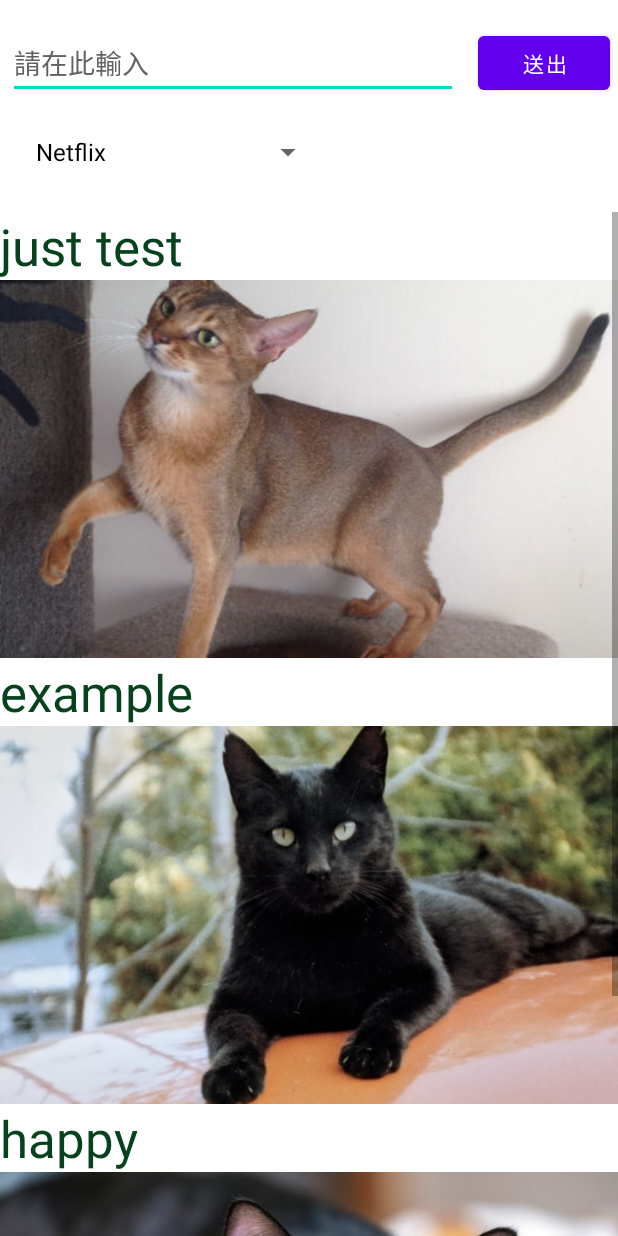
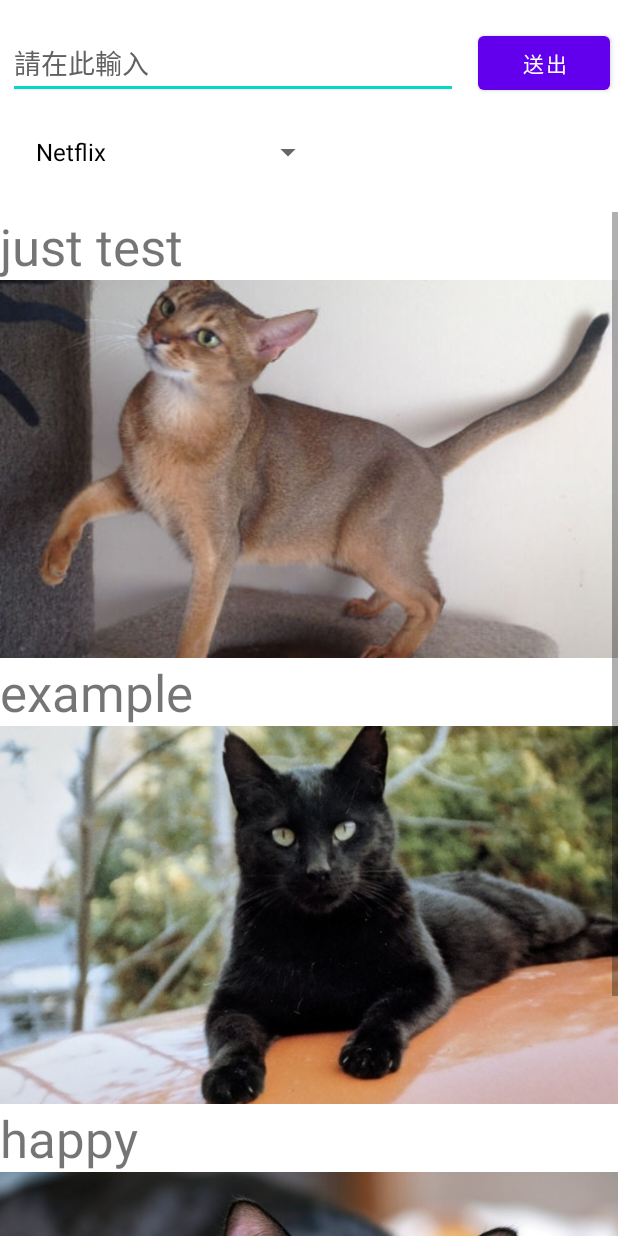
Before and after one commit to FJU-TeamA06/OTT_Search, an Android app: the SearchActivity screen opened directly, with no data from a screen before it, on a phone screen of 412 x 824 dp. Run offline under Robolectric (Android 15) with nearby library versions, the phone set to English and light mode, and no system bars.

Commit message:
list_item適配深色模式

```diff
--- a/app/src/main/res/layout/list_item.xml
+++ b/app/src/main/res/layout/list_item.xml
@@ -9,7 +9,6 @@
         android:id="@+id/item_title"
         android:layout_width="match_parent"
         android:layout_height="match_parent"
-        android:textColor="#06431C"
         android:textSize="34sp" />
 
     <ImageView
```
